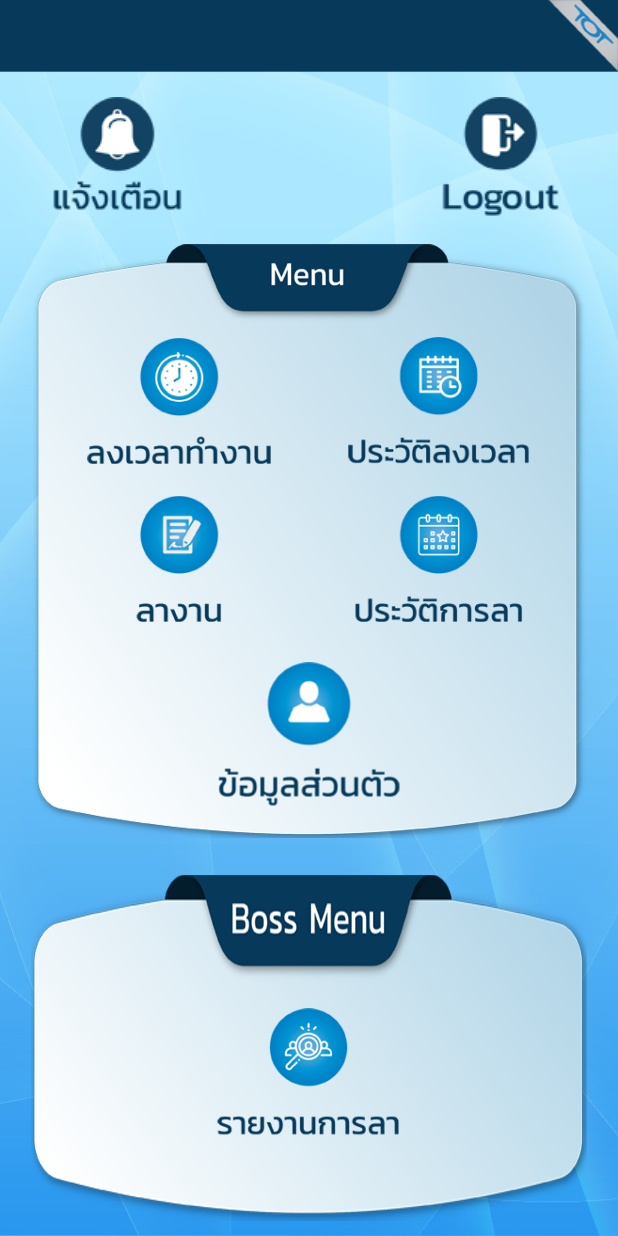
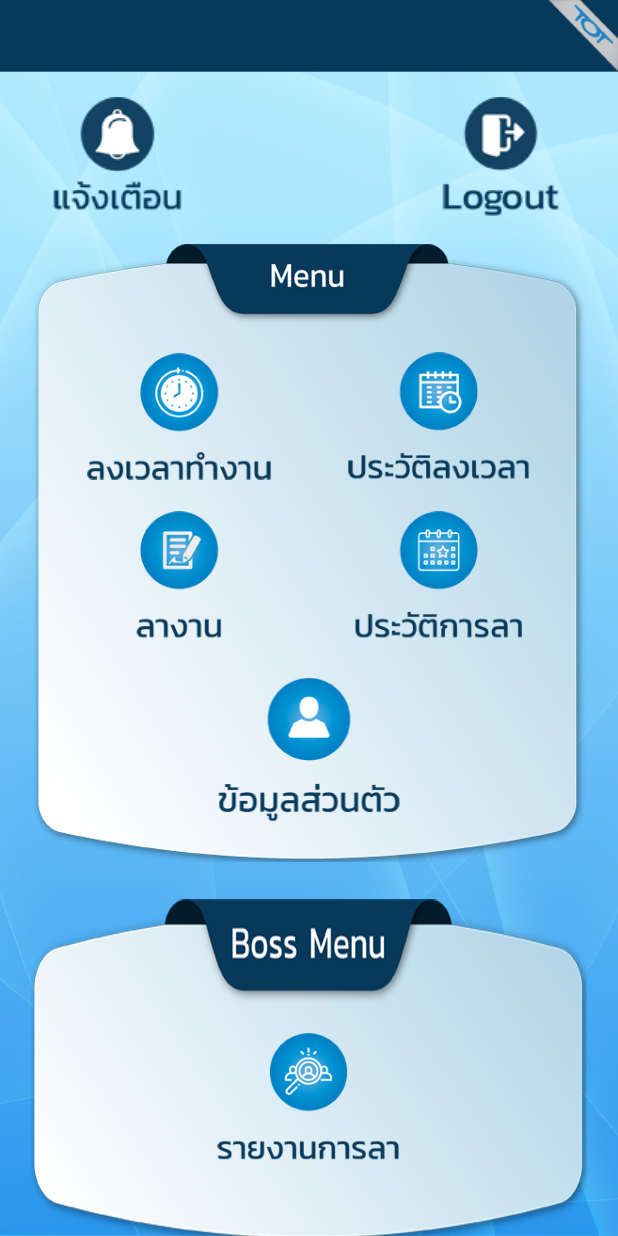
Before and after one commit to kypdev/workcheckin, a Flutter app: the HomeScreen screen opened directly, on a phone screen of 412 x 824 dp. Run offline on Flutter 3.47's test engine with Material 2 defaults, Android fonts, the phone set to English and light mode, and no system bars; our stand-ins replace font_awesome_flutter, geolocator, numberpicker, rflutter_alert, shared_preferences; missing offline and left inert: device_id, flutter_cupertino_date_picker; accounts and stored records are empty.

Commit message:
edit size card menu

```diff
--- a/lib/views/home_screen.dart
+++ b/lib/views/home_screen.dart
@@ -145,14 +145,14 @@ class _HomeScreenState extends State<HomeScreen> {
                       Image.asset(
                         'assets/images/card-menu.png',
                         width: sizeHor * 90,
-                        height: sizeVer * 48,
+                        height: sizeVer * 50,
                         filterQuality: FilterQuality.high,
                         excludeFromSemantics: true,
                         fit: BoxFit.fill,
                       ),
                       Column(
                         children: <Widget>[
-                          SizedBox(height: sizeVer * 5),
+                          SizedBox(height: sizeVer * 5.5),
                           Padding(
                             padding: EdgeInsets.only(
                                 left: sizeHor * 14, right: sizeHor * 14),
```
